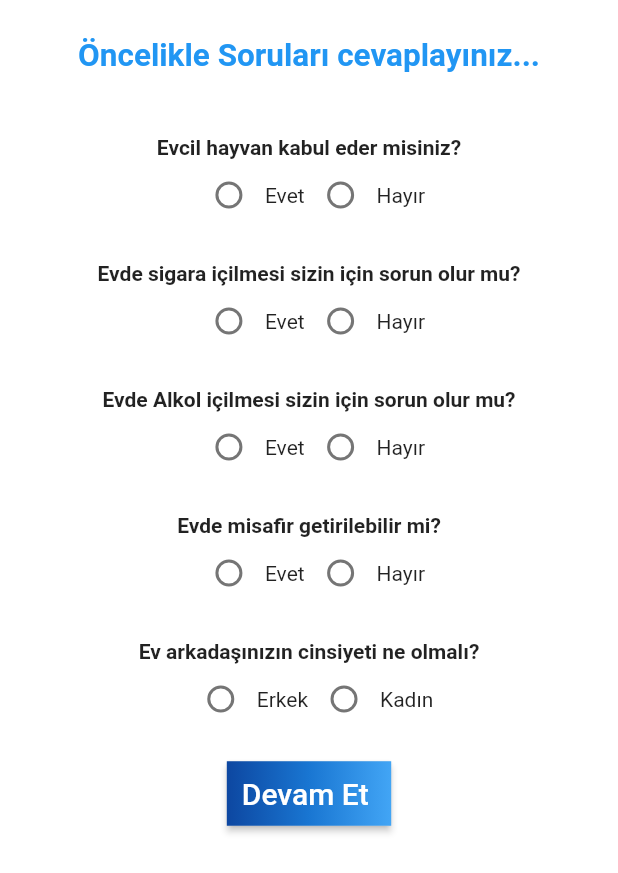
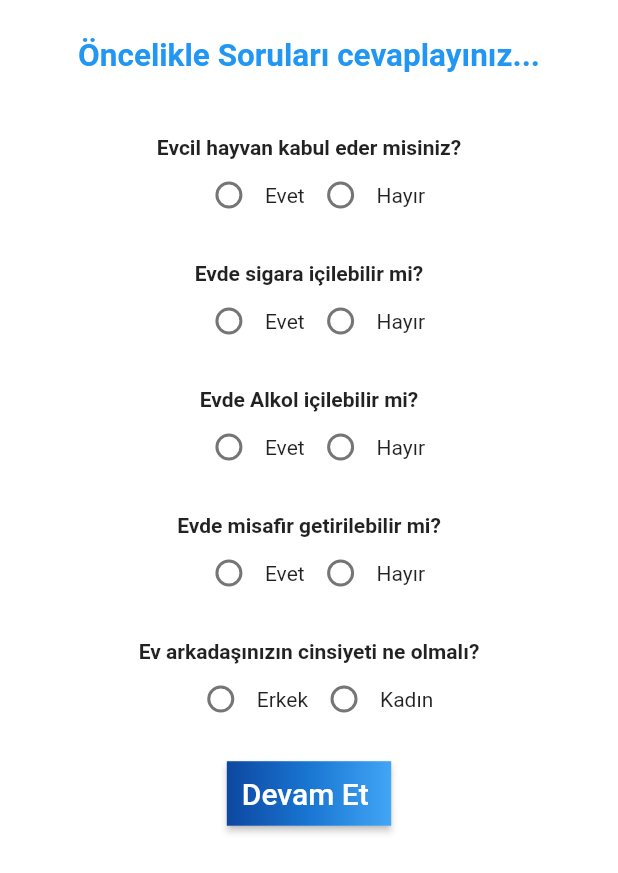
Before and after one commit to ricirt/findhomemate, a Flutter app: the SorularEvSahibi screen opened directly, on a phone screen of 412 x 824 dp. Shown: the top 873 px of the screen. Run offline on Flutter 3.47's test engine with Material 2 defaults, Android fonts, the phone set to English and light mode, and no system bars; our stand-ins replace cloud_firestore, firebase_auth, firebase_storage, flutter_spinkit, fluttertoast, google_sign_in and 2 more; missing offline and left inert: flutter_auth_buttons; accounts and stored records are empty.

Commit message:
ProfilDuzenle and SorularKisi updated

```diff
--- a/Mobil/lib/ui/profile.dart
+++ b/Mobil/lib/ui/profile.dart
@@ -59,9 +59,6 @@ class _ProfileState extends State<Profile> {
         kisi.oylayan = documentSnapshot.data['oylayan'].toString();
 
         debugPrint("resim :" + kisi.profilResmi);
-
-        yas = int.parse(kisi.yas);
-        yas = 2020 - yas;
         puan = int.parse(kisi.puan);
 
         oylayan = int.parse(kisi.oylayan);
@@ -344,7 +341,7 @@ class CustomAppBar extends StatelessWidget with PreferredSizeWidget {
                       style: TextStyle(color: Colors.white),
                     ),
                     Text(
-                      yas.toString(),
+                      kisi.yas,
                       style: TextStyle(fontSize: 26, color: Colors.white),
                     )
                   ],
--- a/Mobil/lib/ui/registerScreen.dart
+++ b/Mobil/lib/ui/registerScreen.dart
@@ -150,6 +150,11 @@ class _RegisterScreenState extends State<RegisterScreen> {
     String _meslek = _meslekController.text;
     String _cinsiyet = "";
     bool _soruDurum = false;
+    int yas;
+      yas = int.parse(_dogumYili);
+        yas = 2020 - yas;
+      _dogumYili = yas.toString();
+
     if (selectedRadio == 1) {
       _cinsiyet = "kadın";
     } else if (selectedRadio == 2) {
--- a/Mobil/lib/ui/sorularEvSahibi.dart
+++ b/Mobil/lib/ui/sorularEvSahibi.dart
@@ -83,7 +83,7 @@ class _SorularEvSahibiState extends State<SorularEvSahibi> {
                   ),
                   SizedBox(height: 20),
                   Text(
-                    "Evde sigara içilmesi sizin için sorun olur mu?",
+                    "Evde sigara içilebilir mi?",
                     style: TextStyle(
                       fontWeight: FontWeight.bold,
                     ),
@@ -124,7 +124,7 @@ class _SorularEvSahibiState extends State<SorularEvSahibi> {
                   ),
                   SizedBox(height: 20),
                   Text(
-                    "Evde Alkol içilmesi sizin için sorun olur mu?",
+                    "Evde Alkol içilebilir mi?",
                     style: TextStyle(
                       fontWeight: FontWeight.bold,
                     ),
```
Also changed, not shown: Mobil/lib/ui/profiliDuzenle.dart (+11 -16 lines), 1 other file.
